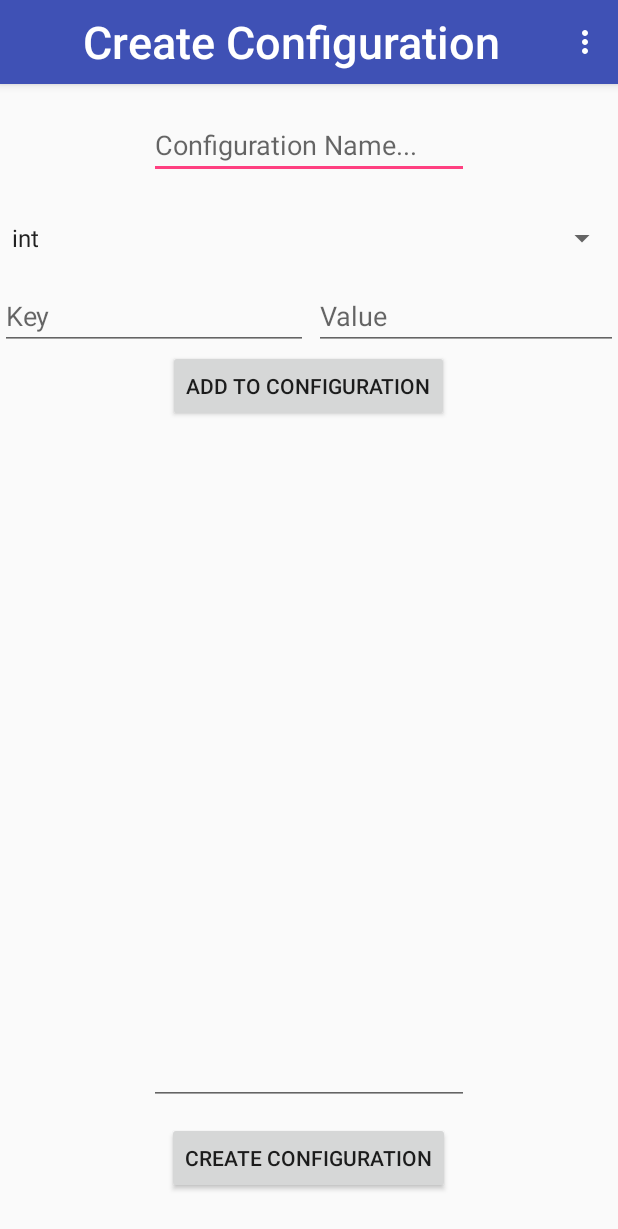
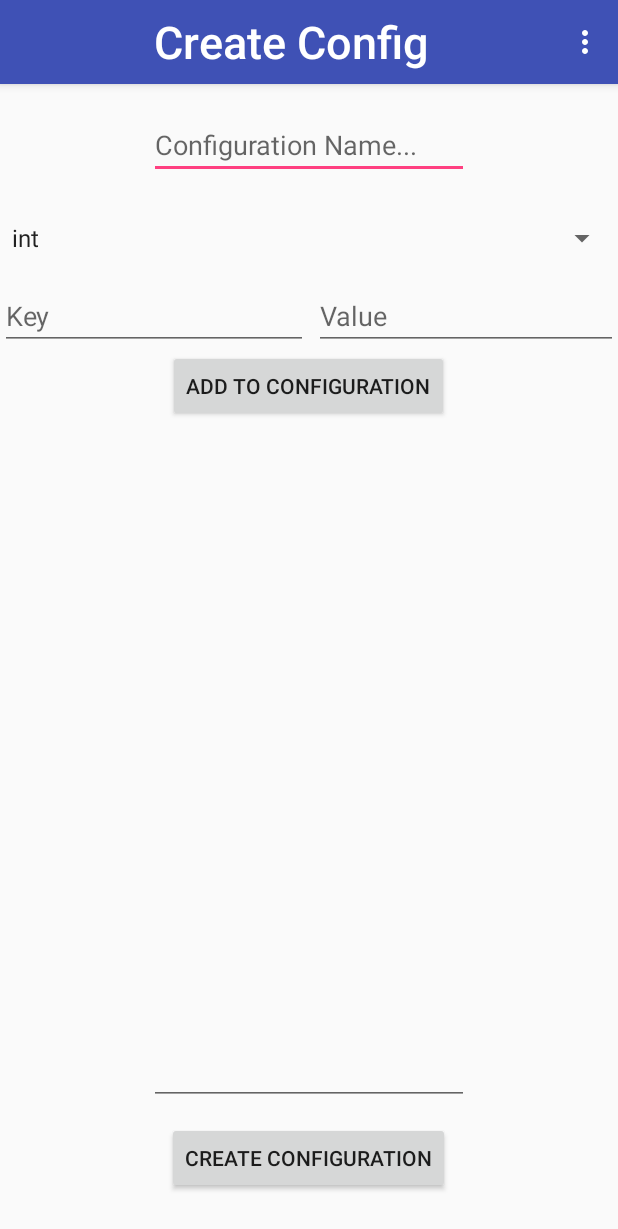
Before and after one commit to Overlake-FTC-7330-2017/Configuration-App, an Android app: the CreateConfigActivity screen opened directly, with no data from a screen before it, on a phone screen of 412 x 824 dp. Shown: the top 1229 px of the screen. Run offline under Robolectric (Android 15) with nearby library versions, the phone set to English and light mode, and no system bars.

```diff
--- a/app/build.gradle
+++ b/app/build.gradle
@@ -1,12 +1,12 @@
 apply plugin: 'com.android.application'
 
 android {
-    compileSdkVersion 23
+    compileSdkVersion 25
     buildToolsVersion "25.0.0"
     defaultConfig {
         applicationId "com.overlake.ftc.configapp"
         minSdkVersion 15
-        targetSdkVersion 23
+        targetSdkVersion 19
         versionCode 1
         versionName "1.0"
         testInstrumentationRunner "android.support.test.runner.AndroidJUnitRunner"
--- a/app/src/main/res/layout/activity_create_config.xml
+++ b/app/src/main/res/layout/activity_create_config.xml
@@ -18,15 +18,16 @@
             android:layout_height="?attr/actionBarSize"
             android:background="?attr/colorPrimary"
             app:popupTheme="@style/AppTheme.PopupOverlay">
+
             <TextView
                 android:id="@+id/toolbar_title"
                 android:layout_width="match_parent"
                 android:layout_height="match_parent"
+                android:fontFamily="sans-serif-medium"
                 android:gravity="center"
-                android:text="Create Configuration"
+                android:text="Create Config"
                 android:textColor="@color/white"
-                android:textSize="30dp"
-                android:fontFamily="sans-serif-medium" />
+                android:textSize="30dp" />
         </android.support.v7.widget.Toolbar>
 
     </android.support.design.widget.AppBarLayout>
```
Also changed, not shown: ftcconfigurationparser/build.gradle (line endings or trailing spaces), 56 other files.
